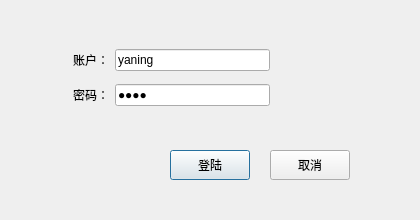
Above: User/logindialog.ui from hustr/SalaryManage before the change. Below: the same form after it.
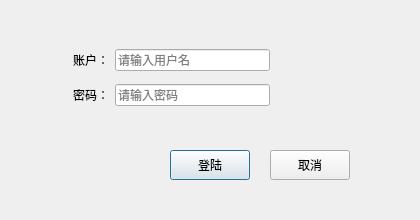
That is the form after the change.

The edit to the form file:
```diff
--- a/User/logindialog.ui
+++ b/User/logindialog.ui
@@ -39,7 +39,7 @@
     <string>取消</string>
    </property>
   </widget>
-  <widget class="QWidget" name="">
+  <widget class="QWidget" name="layoutWidget">
    <property name="geometry">
     <rect>
      <x>73</x>
@@ -61,7 +61,7 @@
       <item>
        <widget class="QLineEdit" name="id_edit">
         <property name="text">
-         <string>yaning</string>
+         <string/>
         </property>
         <property name="placeholderText">
          <string>请输入用户名</string>
@@ -82,7 +82,7 @@
       <item>
        <widget class="QLineEdit" name="pass_edit">
         <property name="text">
-         <string>abcd</string>
+         <string/>
         </property>
         <property name="echoMode">
          <enum>QLineEdit::Password</enum>
```
